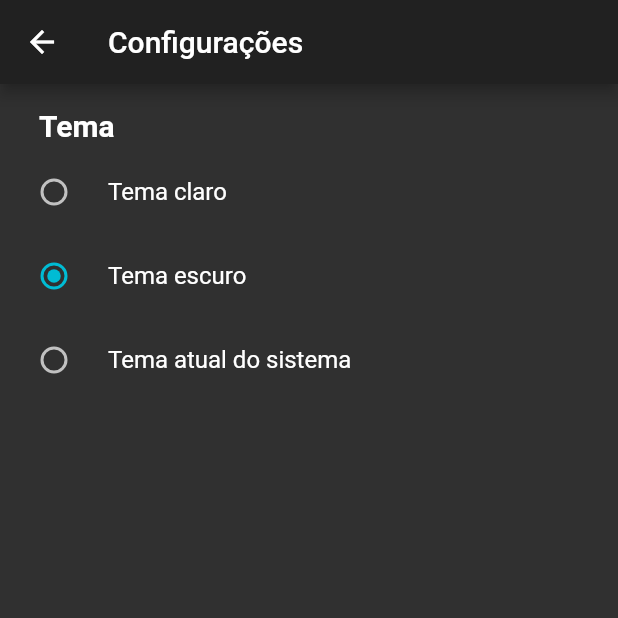
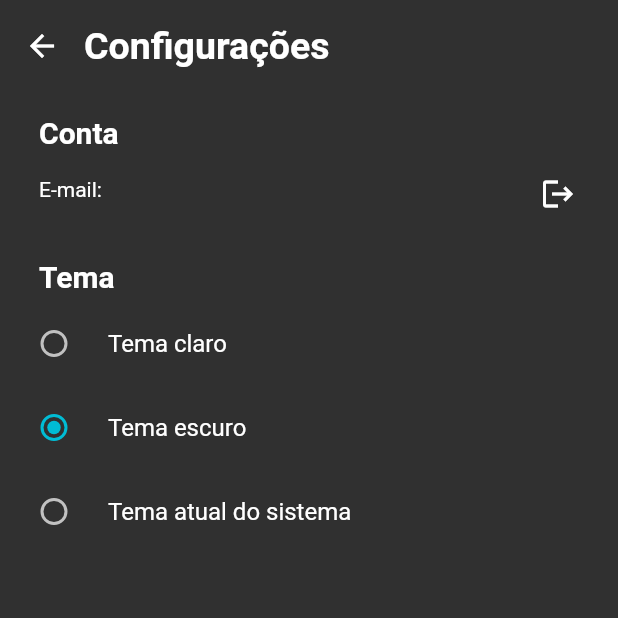
Before and after one commit to diegowinter/Notebook, a Flutter app: the SettingsScreen screen opened by its route, on a phone screen of 412 x 824 dp, the top half of it. Run offline on Flutter 3.47's test engine with Material 2 defaults, Android fonts, the phone set to English and light mode, and no system bars; our stand-ins replace flutter_markdown, shared_preferences; missing offline and left inert: markdown; accounts and stored records are empty.

Commit message:
change SettingsScreen to use CustomScaffold
and add logout option

```diff
--- a/lib/screens/settings_screen.dart
+++ b/lib/screens/settings_screen.dart
@@ -1,4 +1,7 @@
 import 'package:flutter/material.dart';
+import 'package:notebook/providers/user.dart';
+import 'package:notebook/utils/app_routes.dart';
+import 'package:notebook/widgets/custom_scaffold.dart';
 import 'package:provider/provider.dart';
 
 import '../providers/preferences.dart';
@@ -7,6 +10,79 @@ class SettingsScreen extends StatelessWidget {
   @override
   Widget build(BuildContext context) {
     final preferences = Provider.of<Preferences>(context, listen: false);
+    final user = Provider.of<User>(context, listen: false);
+
+    return CustomScaffold(
+      leading: IconButton(
+        padding: EdgeInsets.zero,
+        constraints: BoxConstraints(),
+        icon: Icon(Icons.arrow_back),
+        onPressed: () => Navigator.of(context).pop(),
+        tooltip: 'Voltar',
+      ),
+      title: 'Configurações',
+      body: Padding(
+        padding: const EdgeInsets.all(16),
+        child: Column(
+          mainAxisSize: MainAxisSize.max,
+          crossAxisAlignment: CrossAxisAlignment.start,
+          children: [
+            Padding(
+              padding: const EdgeInsets.only(left: 10, bottom: 5),
+              child: Text(
+                'Conta',
+                style: TextStyle(fontSize: 20, fontWeight: FontWeight.bold),
+              ),
+            ),
+            Row(
+              mainAxisAlignment: MainAxisAlignment.spaceBetween,
+              children: [
+                Padding(
+                  padding: const EdgeInsets.only(left: 10, bottom: 5),
+                  child: Text('E-mail: ' + user.email),
+                ),
+                IconButton(
+                  icon: Icon(Icons.logout),
+                  onPressed: () {
+                    user.logout();
+                    Navigator.of(context).pushReplacementNamed(AppRoutes.AUTH);
+                  },
+                )
+              ],
+            ),
+            SizedBox(height: 20),
+            Padding(
+              padding: const EdgeInsets.only(left: 10, bottom: 5),
+              child: Text(
+                'Tema',
+                style: TextStyle(fontSize: 20, fontWeight: FontWeight.bold),
+              ),
+            ),
+            RadioListTile(
+              contentPadding: EdgeInsets.symmetric(horizontal: 0),
+              title: Text('Tema claro'),
+              value: ThemeMode.light,
+              groupValue: preferences.themeMode,
+              onChanged: preferences.setThemeMode,
+            ),
+            RadioListTile(
+              contentPadding: EdgeInsets.symmetric(horizontal: 0),
+              title: Text('Tema escuro'),
+              value: ThemeMode.dark,
+              groupValue: preferences.themeMode,
+              onChanged: preferences.setThemeMode,
+            ),
+            RadioListTile(
+              contentPadding: EdgeInsets.symmetric(horizontal: 0),
+              title: Text('Tema atual do sistema'),
+              value: ThemeMode.system,
+              groupValue: preferences.themeMode,
+              onChanged: preferences.setThemeMode,
+            ),
+          ],
+        ),
+      ),
+    );
 
     return Scaffold(
       appBar: AppBar(
```
